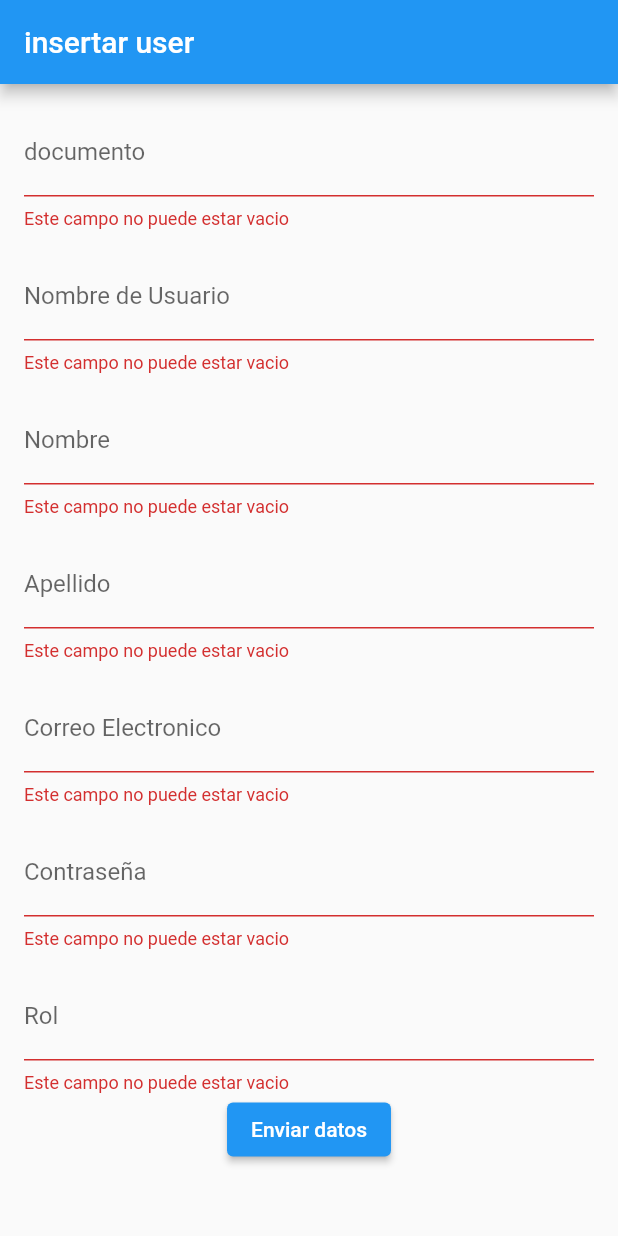
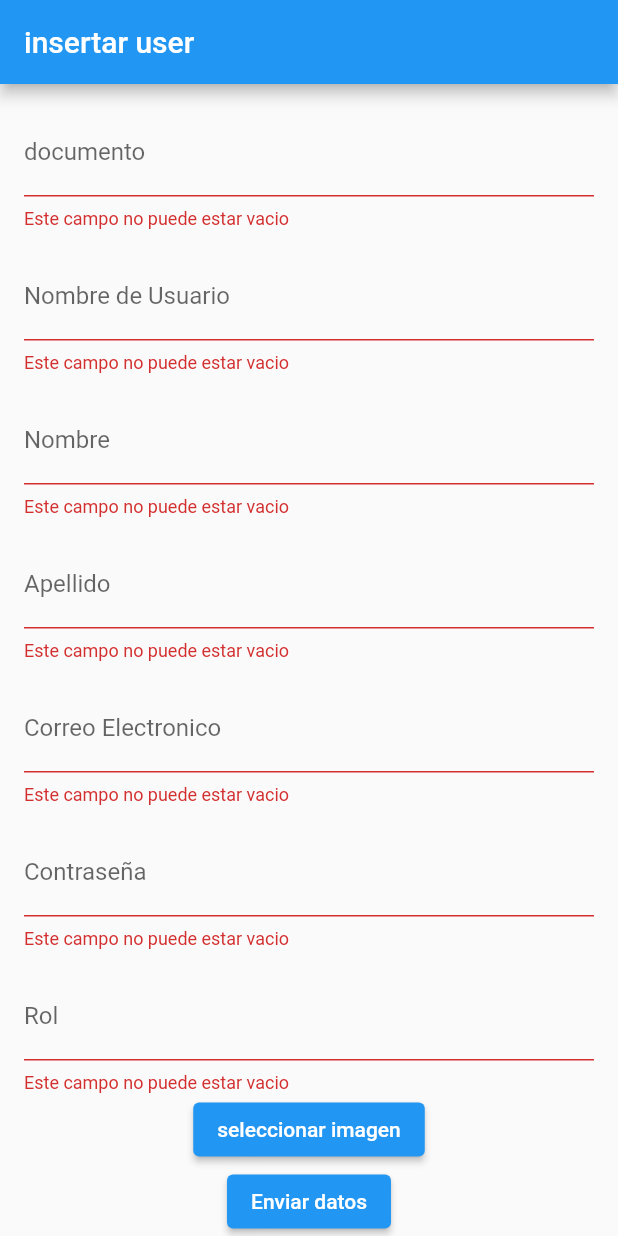
Before and after one commit to CarlitosNea/Conexion-Flutter-API, a Flutter app: the screen it shows after launch, after a tap on "Enviar datos", on a phone screen of 412 x 824 dp. Run offline on Flutter 3.47's test engine with Material 2 defaults, Android fonts, the phone set to English and light mode, and no system bars; our stand-ins replace image_picker; network calls fail.

Commit message:
avance insercion de user

```diff
--- a/demo/lib/insertarUser.dart
+++ b/demo/lib/insertarUser.dart
@@ -26,9 +26,10 @@ class _InsertarUserState extends State<InsertarUser> {
   final TextEditingController _rolController = TextEditingController();
   final TextEditingController _documentoController = TextEditingController();
 
+  File? _image;
 
   void _pickImage() async{
-    final pickedImage = await ImagePicker().;
+    final pickedImage = await ImagePicker().pickImage(source: ImageSource.gallery);
     if (pickedImage != null){
       setState(() {
         _image = File(pickedImage.path);
@@ -52,7 +53,7 @@ class _InsertarUserState extends State<InsertarUser> {
         'is_active':true,
         'date_joined':"2023/07/27",
         'rol':_rolController.text,
-        'imagen':null,
+        base64Encode(_image!.readAsBytesSync()) : null,
         'documento':_documentoController.text,
       };
 
@@ -164,6 +165,13 @@ class _InsertarUserState extends State<InsertarUser> {
                   return null;
                 },
               ),
+              _image != null
+                  ? Image.file(_image!,height: 200, width: 300)
+                  :Container(),
+              ElevatedButton(
+                  onPressed: _pickImage,
+                  child: Text('seleccionar imagen'),
+              ),
               ElevatedButton(
                   onPressed: _enviarFormulario,
                   child: Text("Enviar datos")
@@ -175,3 +183,6 @@ class _InsertarUserState extends State<InsertarUser> {
     );
   }
 }
+
+class _image {
+}
--- a/demo/lib/main.dart
+++ b/demo/lib/main.dart
@@ -2,6 +2,7 @@ import 'dart:convert';
 
 import 'package:demo/consultaApi.dart';
 import 'package:demo/insertarDatos.dart';
+import 'package:demo/iniciosesion.dart';
 import 'package:flutter/material.dart';
 import 'insertarUser.dart';
 
--- a/demo/pubspec.yaml
+++ b/demo/pubspec.yaml
@@ -31,7 +31,7 @@ dependencies:
   flutter:
     sdk: flutter
   http:
-  image_picker:
+  image_picker:  ^1.0.2
   intl:
 
   # The following adds the Cupertino Icons font to your application.
```
Also changed, not shown: demo/lib/iniciosesion.dart (added, +75 -0 lines), demo/pubspec.lock.
